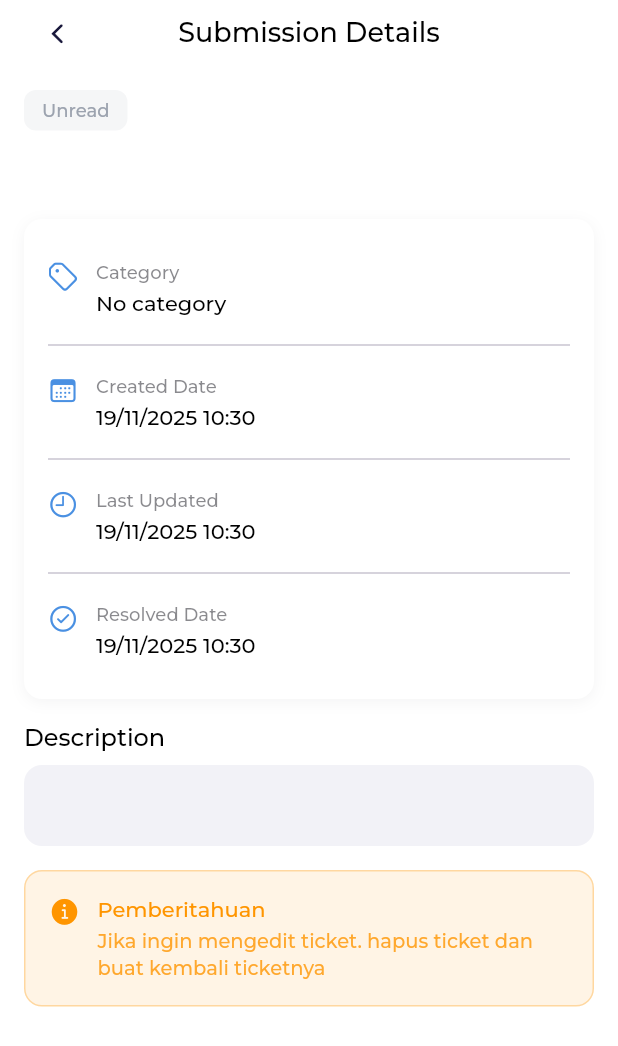
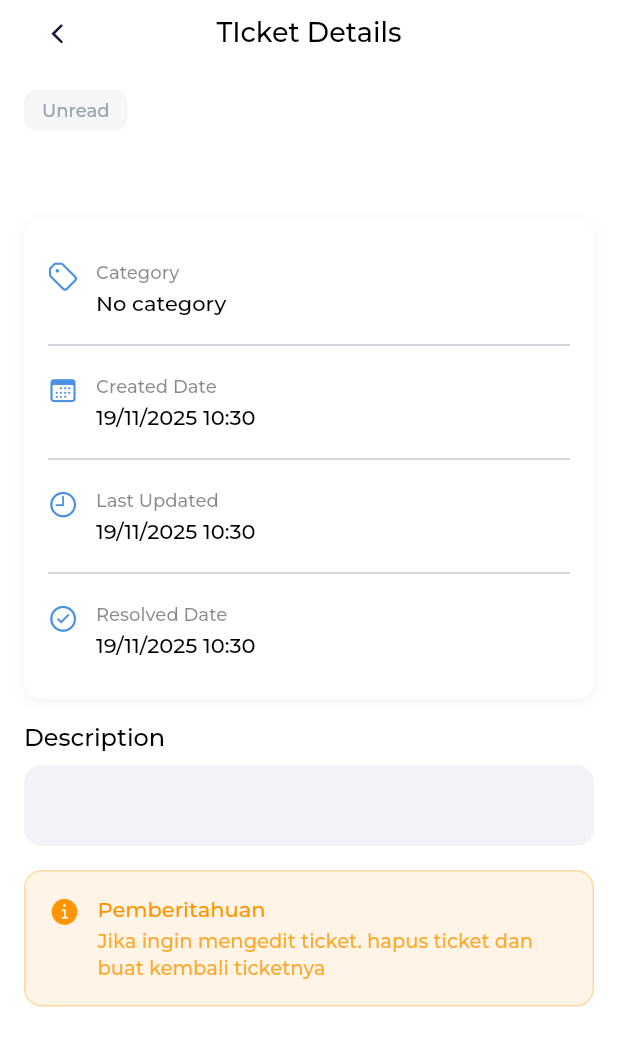
Before and after one commit to nauvaljanuarta/arek-muhammadiyah-mobile, a Flutter app: the TicketDetailPage screen opened directly with empty values, on a phone screen of 412 x 824 dp. Shown: the top 1046 px of the screen. Run offline on Flutter 3.47's test engine with Material 3 defaults, Android fonts, the phone set to English and light mode, and no system bars; our stand-ins replace file_picker, image_picker, shared_preferences, video_player; accounts and stored records are empty; network calls fail; project files that could hold a hidden picture were left out.

Commit message:
ticket change update detail, add, and ticket history

```diff
--- a/lib/pages/ticket/add_ticket_page.dart
+++ b/lib/pages/ticket/add_ticket_page.dart
@@ -434,7 +434,7 @@ Future<FileValidation> _validateFile(File file) async {
     setState(() => _isSubmitting = false);
     _showDialog(
       'Success',
-      'Your submission has been sent successfully!',
+      'Your Ticket has been sent successfully!',
       onOk: () {
         Navigator.pop(context);
         Navigator.pop(context, true);
@@ -452,7 +452,7 @@ Future<FileValidation> _validateFile(File file) async {
     }
 
     _showDialog(
-      'Submission Failed',
+      'Ticket Failed',
       errorMessage,
     );
   }
--- a/lib/pages/ticket/detail_ticket_page.dart
+++ b/lib/pages/ticket/detail_ticket_page.dart
@@ -327,7 +327,7 @@ class _TicketDetailPageState extends State<TicketDetailPage> {
       navigationBar: CupertinoNavigationBar(
         backgroundColor: AppTheme.background,
         middle: const Text(
-          'Submission Details',
+          'TIcket Details',
           style: TextStyle(
             fontFamily: 'Montserrat',
             color: CupertinoColors.black,
--- a/lib/widgets/core/custom_bottom_nav.dart
+++ b/lib/widgets/core/custom_bottom_nav.dart
@@ -21,7 +21,6 @@ class CustomBottomNav extends StatelessWidget {
         border: Border(
           top: BorderSide(
             color: AppTheme.primaryLight.withValues(alpha: 0.2),
-            width: 0.5,
           ),
         ),
       ),
```
Also changed, not shown: lib/pages/ticket/ticket_page.dart (+3 -12 lines).
